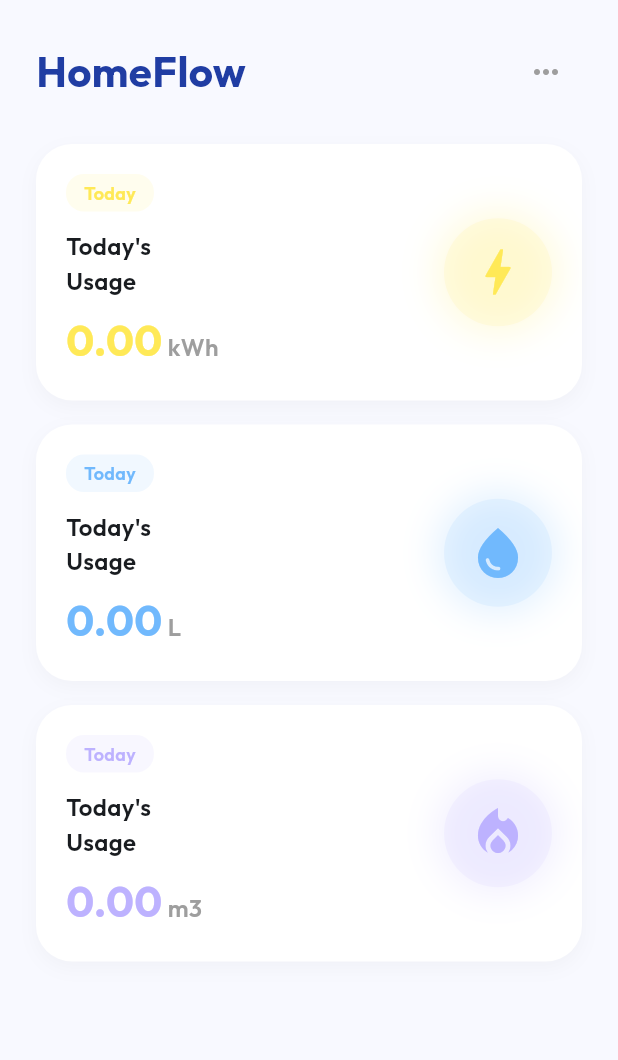
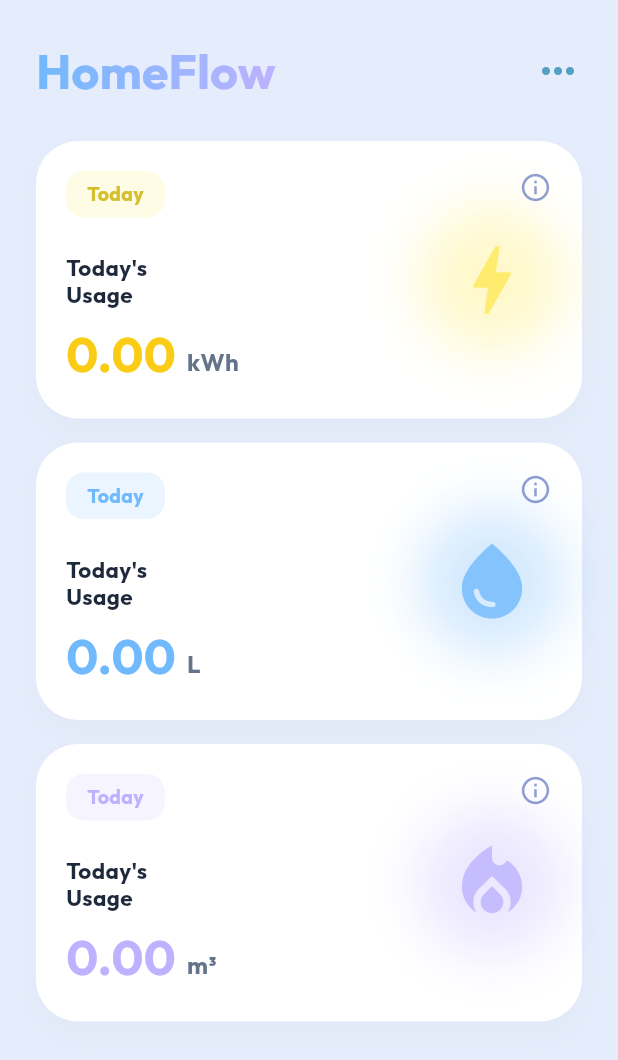
Before and after one commit to CaarlosMrtnz/HomeFlow, a Flutter app: the DashboardScreen screen opened directly, on a phone screen of 412 x 824 dp. Shown: the top 1060 px of the screen. Run offline on Flutter 3.47's test engine with Material 3 defaults, Android fonts, the phone set to English and light mode, and no system bars; our stand-ins replace equatable, flutter_bloc, flutter_dotenv, supabase_flutter; accounts and stored records are empty.

Commit message:
refactor(ui): renombrar modulo home a dashboard y estructurar pantallas de alertas

```diff
--- /dev/null
+++ b/homeflow/lib/ui/dashboard/dashboard_screen.dart
@@ -0,0 +1,228 @@
+import 'package:flutter/material.dart';
+import 'package:flutter_bloc/flutter_bloc.dart';
+
+import '../../logic/dashboard/dashboard_bloc.dart';
+import '../../core/models/reading.dart';
+
+class DashboardScreen extends StatelessWidget {
+  const DashboardScreen({super.key});
+
+  double _calculateTodayTotal(List<Reading> readings, int supplyId) {
+    final now = DateTime.now();
+
+    final todayReadings = readings.where((r) =>
+      r.supplyTypeId == supplyId &&
+      r.createdAt.year == now.year &&
+      r.createdAt.month == now.month &&
+      r.createdAt.day == now.day
+    );
+
+    return todayReadings.fold(0.0, (sum, reading) => sum + reading.value);
+  }
+
+  @override
+  Widget build(BuildContext context) {
+    return Scaffold(
+      backgroundColor: const Color(0xFFE5EDFC),
+      body: SafeArea(
+        child: BlocBuilder<DashboardBloc, DashboardState>(
+          builder: (context, state) {
+            if (state is DashboardInitial || state is DashboardLoading) {
+              return const Center(child: CircularProgressIndicator(color: Color(0xFF203DA3)));
+            }
+
+            if (state is DashboardError) {
+              return Center(child: Text('Error: ${state.message}'));
+            }
+
+            if (state is DashboardLoaded) {
+              final elecTotal = _calculateTodayTotal(state.readings, 1);
+              final waterTotal = _calculateTodayTotal(state.readings, 2);
+              final gasTotal = _calculateTodayTotal(state.readings, 3);
+
+              return ListView(
+                padding: const EdgeInsets.symmetric(horizontal: 24.0, vertical: 24.0),
+                children: [
+                  // Cabecera
+                  Row(
+                    mainAxisAlignment: MainAxisAlignment.spaceBetween,
+                    children: [
+                      ShaderMask(
+                        blendMode: BlendMode.srcIn,
+                        shaderCallback: (Rect bounds) {
+                          return const LinearGradient(
+                            begin: Alignment.centerLeft,
+                            end: Alignment.centerRight,
+                            colors: [
+                              Color(0xFF71B9FD),
+                              Color(0xFFBDB2FF),
+                            ],
+                          ).createShader(bounds);
+                        },
+                        child: const Text(
+                          'HomeFlow',
+                          style: TextStyle(
+                            fontSize: 32,
+                            fontWeight: FontWeight.w700,
+                            color: Colors.white,
+                          ),
+                        ),
+                      ),
+                      const Icon(Icons.more_horiz, color: Color(0xFF53A1C2), size: 32),
+                    ],
+                  ),
+                  const SizedBox(height: 24),
+
+                  // Tarjetas
+                  _buildSupplyCard(
+                    title: 'Today\'s\nUsage',
+                    value: elecTotal.toStringAsFixed(2),
+                    unit: ' kWh',
+                    icon: Icons.bolt,
+                    iconColor: const Color(0xFFFFE957), valueColor: const Color(0xFFFFE957),
+                  ),
+                  const SizedBox(height: 16),
+
+                  _buildSupplyCard(
+                    title: 'Today\'s\nUsage',
+                    value: waterTotal.toStringAsFixed(2),
+                    unit: ' L',
+                    icon: Icons.water_drop,
+                    iconColor: const Color(0xFF71B9FD), valueColor: const Color(0xFF71B9FD),
+                  ),
+                  const SizedBox(height: 16),
+
+                  _buildSupplyCard(
+                    title: 'Today\'s\nUsage',
+                    value: gasTotal.toStringAsFixed(2),
+                    unit: ' m³',
+                    icon: Icons.local_fire_department,
+                    iconColor: const Color(0xFFBDB2FF), valueColor: const Color(0xFFBDB2FF),
+                  ),
+
+                  // Espacio extra para que la última tarjeta no la tape el menú flotante
+                  const SizedBox(height: 100),
+                ],
+              );
+            }
+            return const SizedBox.shrink();
+          },
+        ),
+      ),
+    );
+  }
+
+  Widget _buildSupplyCard({
+    required String title,
+    required String value,
+    required String unit,
+    required IconData icon,
+    required Color iconColor,
+    required Color valueColor,
+  }) {
+    return Container(
+      padding: const EdgeInsets.all(20),
+      decoration: BoxDecoration(
+        color: Colors.white,
+        borderRadius: BorderRadius.circular(28),
+        boxShadow: [
+          BoxShadow(
+            color: Colors.black.withOpacity(0.02),
+            blurRadius: 15,
+            offset: const Offset(0, 8),
+          ),
+        ],
+      ),
+      child: Stack(
+        children: [
+          Positioned(
+            right: 0,
+            top: 10,
+            bottom: 10,
+            child: Container(
+              width: 80,
+              decoration: BoxDecoration(
+                shape: BoxShape.circle,
+                boxShadow: [
+                  BoxShadow(
+                    color: iconColor.withOpacity(0.3),
+                    blurRadius: 30,
+                    spreadRadius: 10,
+                  )
+                ],
+              ),
+              child: Icon(icon, color: iconColor.withOpacity(0.8), size: 60),
+            ),
+          ),
+
+          // Contenido principal de la tarjeta
+          Column(
+            crossAxisAlignment: CrossAxisAlignment.start,
+            children: [
+              // Fila superior: Etiqueta "Today" e Icono de Información
+              Row(
+                mainAxisAlignment: MainAxisAlignment.spaceBetween,
+                crossAxisAlignment: CrossAxisAlignment.start,
+                children: [
+                  Container(
+                    padding: const EdgeInsets.symmetric(horizontal: 14, vertical: 6),
+                    decoration: BoxDecoration(
+                      color: iconColor.withOpacity(0.15),
+                      borderRadius: BorderRadius.circular(12),
+                    ),
+                    child: Text(
+                      'Today',
+                      style: TextStyle(
+                        color: iconColor == const Color(0xFFFFE957) ? const Color(0xFFD4C02E) : iconColor, // Oscurecemos el amarillo para que se lea mejor sobre fondo blanco
+                        fontWeight: FontWeight.w700,
+                        fontSize: 13
+                      ),
+                    ),
+                  ),
+                  Icon(Icons.info_outline, color: const Color(0xFF203DA3).withOpacity(0.5), size: 22),
+                ],
+              ),
+
+              const SizedBox(height: 24),
+
+              // Textos de consumo
+              Text(
+                title,
+                style: const TextStyle(
+                  fontWeight: FontWeight.w700,
+                  fontSize: 15,
+                  color: Color(0xFF1E293B), // Azul muy oscuro casi negro
+                  height: 1.2
+                ),
+              ),
+              const SizedBox(height: 8),
+              Row(
+                crossAxisAlignment: CrossAxisAlignment.baseline,
+                textBaseline: TextBaseline.alphabetic,
+                children: [
+                  Text(
+                    value,
+                    style: TextStyle(
+                      fontSize: 32,
+                      fontWeight: FontWeight.w800,
+                      color: iconColor == const Color(0xFFFFE957) ? const Color(0xFFFACC15) : valueColor,
+                    ),
+                  ),
+                  const SizedBox(width: 4),
+                  Text(
+                    unit,
+                    style: const TextStyle(
+                      fontSize: 16,
+                      color: Color(0xFF64748B),
+                      fontWeight: FontWeight.w700
+                    ),
+                  ),
+                ],
+              ),
+            ],
+          ),
+        ],
+      ),
+    );
+  }
+}
--- a/homeflow/lib/ui/home/home_screen.dart
+++ /dev/null
@@ -1,196 +0,0 @@
-import 'package:flutter/material.dart';
-import 'package:flutter_bloc/flutter_bloc.dart';
-
-import '../../logic/dashboard/dashboard_bloc.dart';
-import '../../core/models/reading.dart';
-
-class DashboardScreen extends StatelessWidget {
-  const DashboardScreen({super.key});
-
-  // Función auxiliar para buscar la lectura más reciente de un suministro concreto.
-  // Como la lista del repositorio ya viene ordenada por fecha descendente,
-  // el primer elemento que coincida con el ID será el más actual.
-  Reading? _getLatestReading(List<Reading> readings, int supplyId) {
-    // try-catch porque firstWhere lanza un StateError si la lista no contiene el elemento. Es una alternativa rápida para no tener que importar el paquete 'collection' entero solo por usar firstWhereOrNull.
-    try {
-      return readings.firstWhere((r) => r.supplyTypeId == supplyId);
-    } catch (e) {
-      return null; // Si no hay datos aún, devolvemos null
-    }
-  }
-
-  @override
-  Widget build(BuildContext context) {
-    return SafeArea(
-      child: BlocBuilder<DashboardBloc, DashboardState>(
-        builder: (context, state) {
-          // Estado de carga
-          if (state is DashboardInitial || state is DashboardLoading) {
-            return const Center(child: CircularProgressIndicator(color: Color(0xFF203DA3)));
-          }
-
-          // Estado de error
-          if (state is DashboardError) {
-            return Center(child: Text('Error: ${state.message}'));
-          }
-
-          // Estado de listo
-          if (state is DashboardLoaded) {
-            // Extraemos los últimos valores. (IDs: 1 = Luz, 2 = Agua, 3 = Gas)
-            // Ligar la vista directamente a estos números (magic numbers) asume que el catálogo en base de datos es inmutable. Si la app crece, habría que mapear esto a otro Enum.
-            final elecReading = _getLatestReading(state.readings, 1);
-            final waterReading = _getLatestReading(state.readings, 2);
-            final gasReading = _getLatestReading(state.readings, 3);
-
-            return ListView(
-              padding: const EdgeInsets.all(24.0),
-              children: [
-                // Cabecera
-                Row(
-                  mainAxisAlignment: MainAxisAlignment.spaceBetween,
-                  children: [
-                    const Text(
-                      'HomeFlow',
-                      style: TextStyle(
-                        fontSize: 28,
-                        fontWeight: FontWeight.w700,
-                        color: Color(0xFF203DA3),
-                      ),
-                    ),
-                    IconButton(
-                      icon: const Icon(Icons.more_horiz, color: Colors.grey),
-                      onPressed: () {},
-                    ),
-                  ],
-                ),
-                const SizedBox(height: 24),
-
-                // Tarjeta de electricidad
-                _buildSupplyCard(
-                  title: 'Today\'s\nUsage',
-                  value: elecReading != null ? elecReading.value.toStringAsFixed(2) : '0.00',
-                  unit: ' kWh',
-                  icon: Icons.bolt,
-                  iconColor: Color(0xFFFFE957),
-                  valueColor: Color(0xFFFFE957),
-                ),
-                const SizedBox(height: 16),
-
-                // Tarjeta de agua
-                _buildSupplyCard(
-                  title: 'Today\'s\nUsage',
-                  value: waterReading != null ? waterReading.value.toStringAsFixed(2) : '0.00',
-                  unit: ' L',
-                  icon: Icons.water_drop,
-                  iconColor: Color(0xFF71B9FD),
-                  valueColor: Color(0xFF71B9FD),
-                ),
-                const SizedBox(height: 16),
-
-                // Tarjeta de gas
-                _buildSupplyCard(
-                  title: 'Today\'s\nUsage',
-                  value: gasReading != null ? gasReading.value.toStringAsFixed(2) : '0.00',
-                  unit: ' m3',
-                  icon: Icons.local_fire_department,
-                  iconColor: Color(0xFFBDB2FF),
-                  valueColor: Color(0xFFBDB2FF),
-                ),
-                const SizedBox(height: 16),
-              ],
-            );
-          }
-
-          // Fallback por si el bloc emite un estado no manejado en los ifs anteriores. SizedBox.shrink() es la opción de coste nulo para Flutter porque no requiere calcular layouts.
-          return const SizedBox.shrink();
-        },
-      ),
-    );
-  }
-
-  // Widget reutilizable para las tarjetas de consumo
-  Widget _buildSupplyCard({
-    required String title,
-    required String value,
-    required String unit,
-    required IconData icon,
-    required Color iconColor,
-    required Color valueColor,
-  }) {
-    return Container(
-      padding: const EdgeInsets.all(20),
-      decoration: BoxDecoration(
-        color: Colors.white,
-        borderRadius: BorderRadius.circular(24),
-        boxShadow: [
-          BoxShadow(
-            color: Colors.black.withOpacity(0.03),
-            blurRadius: 10,
-            offset: const Offset(0, 4),
-          ),
-        ],
-      ),
-      child: Row(
-        mainAxisAlignment: MainAxisAlignment.spaceBetween,
-        children: [
-          Column(
-            crossAxisAlignment: CrossAxisAlignment.start,
-            children: [
-              Container(
-                padding: const EdgeInsets.symmetric(horizontal: 12, vertical: 4),
-                decoration: BoxDecoration(
-                  color: iconColor.withOpacity(0.1),
-                  borderRadius: BorderRadius.circular(12),
-                ),
-                child: Text(
-                  'Today',
-                  style: TextStyle(color: iconColor, fontWeight: FontWeight.w600, fontSize: 12),
-                ),
-              ),
-              const SizedBox(height: 12),
-              Text(
-                title,
-                style: const TextStyle(fontWeight: FontWeight.w600, fontSize: 16),
-              ),
-              const SizedBox(height: 8),
-              Row(
-                crossAxisAlignment: CrossAxisAlignment.baseline,
-                textBaseline: TextBaseline.alphabetic,
-                children: [
-                  Text(
-                    value,
-                    style: TextStyle(
-                      fontSize: 28,
-                      fontWeight: FontWeight.w700,
-                      color: valueColor,
-                    ),
-                  ),
-                  Text(
-                    unit,
-                    style: const TextStyle(fontSize: 16, color: Colors.grey, fontWeight: FontWeight.w600),
-                  ),
-                ],
-              ),
-            ],
-          ),
-          // Icono con resplandor suave
-          Container(
-            padding: const EdgeInsets.all(16),
-            decoration: BoxDecoration(
-              shape: BoxShape.circle,
-              color: iconColor.withOpacity(0.1),
-              boxShadow: [
-                BoxShadow(
-                  color: iconColor.withOpacity(0.2),
-                  blurRadius: 20,
-                  spreadRadius: 5,
-                )
-              ],
-            ),
-            child: Icon(icon, color: iconColor, size: 40),
-          ),
-        ],
-      ),
-    );
-  }
-}
--- a/homeflow/lib/ui/main/main_scaffold.dart
+++ b/homeflow/lib/ui/main/main_scaffold.dart
@@ -1,4 +1,6 @@
 import 'package:flutter/material.dart';
+import 'package:homeflow/ui/alerts/notification_screen.dart';
+import 'package:homeflow/ui/dashboard/dashboard_screen.dart';
 
 class MainScaffold extends StatefulWidget {
   const MainScaffold({super.key});
@@ -12,9 +14,9 @@ class _MainScaffoldState extends State<MainScaffold> {
 
   // Contenedores temporales
   final List<Widget> _screens = [
-    Container(color: Colors.red, child: const Center(child: Text('Dashboard'))),
+    const DashboardScreen(),
     Container(color: Colors.blue, child: const Center(child: Text('Insights'))),
-    Container(color: Colors.green, child: const Center(child: Text('Notifications'))),
+    const NotificationsScreen(),
     Container(color: Colors.orange, child: const Center(child: Text('Search'))),
     Container(color: Colors.purple, child: const Center(child: Text('Account'))),
   ];
```
Also changed, not shown: homeflow/lib/main.dart (+10 -2 lines), homeflow/lib/ui/alerts/notification_screen.dart (added, +304 -0 lines).
